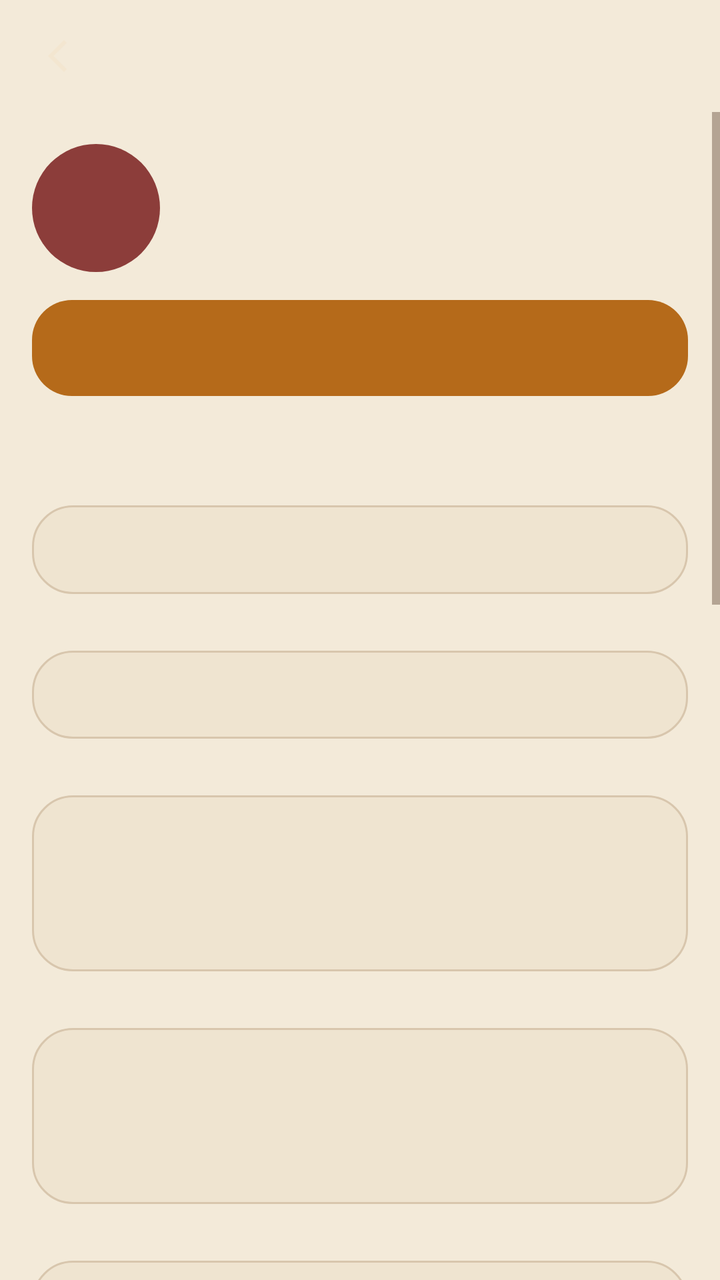
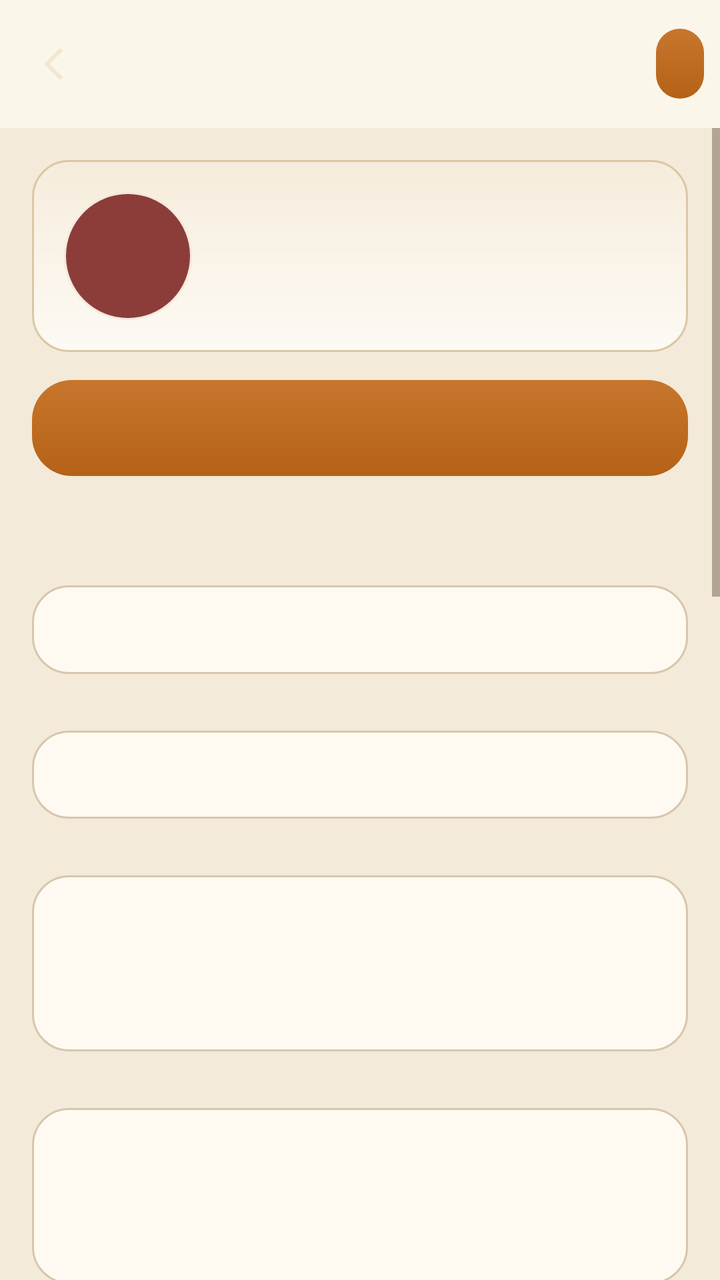

Two renders of the same Android screen: before a commit and after it. Below are the layout's source before the change and the commit's diff.
<!-- AndroidManifest.xml: application theme Theme.Tavern -->
<!-- res/layout/activity_character.xml -->
<?xml version="1.0" encoding="utf-8"?>
<LinearLayout xmlns:android="http://schemas.android.com/apk/res/android"
    android:layout_width="match_parent"
    android:layout_height="match_parent"
    android:background="@color/bg"
    android:orientation="vertical">

    <LinearLayout
        android:layout_width="match_parent"
        android:layout_height="56dp"
        android:gravity="center_vertical"
        android:orientation="horizontal"
        android:paddingHorizontal="8dp">

        <ImageButton
            android:id="@+id/btnBack"
            android:layout_width="44dp"
            android:layout_height="44dp"
            android:background="?attr/selectableItemBackgroundBorderless"
            android:contentDescription="back"
            android:src="@drawable/ic_back" />

        <TextView
            android:id="@+id/headerTitle"
            android:layout_width="0dp"
            android:layout_height="wrap_content"
            android:layout_weight="1"
            android:ellipsize="end"
            android:fontFamily="serif"
            android:maxLines="1"
            android:textColor="@color/candle"
            android:textSize="16sp" />

        <TextView
            android:id="@+id/btnSave"
            android:layout_width="wrap_content"
            android:layout_height="wrap_content"
            android:padding="12dp"
            android:textColor="@color/candle" />
    </LinearLayout>

    <ScrollView
        android:layout_width="match_parent"
        android:layout_height="0dp"
        android:layout_weight="1">

        <LinearLayout
            android:layout_width="match_parent"
            android:layout_height="wrap_content"
            android:orientation="vertical"
            android:padding="16dp">

            <LinearLayout
                android:layout_width="match_parent"
                android:layout_height="wrap_content"
                android:gravity="center_vertical"
                android:orientation="horizontal">

                <TextView
                    android:id="@+id/avatar"
                    android:layout_width="64dp"
                    android:layout_height="64dp"
                    android:background="@drawable/bg_avatar"
                    android:fontFamily="serif"
                    android:gravity="center"
                    android:textColor="@color/ink"
                    android:textSize="24sp" />

                <TextView
                    android:id="@+id/tapAvatar"
                    android:layout_width="wrap_content"
                    android:layout_height="wrap_content"
                    android:layout_marginStart="12dp"
                    android:textColor="@color/muted"
                    android:textSize="12sp" />
            </LinearLayout>

            <TextView
                android:id="@+id/btnPrivate"
                android:layout_width="match_parent"
                android:layout_height="48dp"
                android:layout_marginTop="14dp"
                android:background="@drawable/bg_chip_on"
                android:gravity="center"
                android:textColor="@color/on_candle"
                android:textSize="15sp" />

            <TextView
                android:id="@+id/privateHint"
                android:layout_width="match_parent"
                android:layout_height="wrap_content"
                android:layout_marginTop="6dp"
                android:textColor="@color/muted"
                android:textSize="12sp" />

            <TextView android:id="@+id/lName" android:layout_width="match_parent" android:layout_height="wrap_content" android:layout_marginTop="16dp" android:textColor="@color/muted" android:textSize="12sp" />
            <EditText android:id="@+id/etName" android:layout_width="match_parent" android:layout_height="wrap_content" android:background="@drawable/bg_input" android:minHeight="44dp" android:padding="12dp" android:textColor="@color/ink" android:textSize="15sp" />

            <TextView android:id="@+id/lTags" android:layout_width="match_parent" android:layout_height="wrap_content" android:layout_marginTop="12dp" android:textColor="@color/muted" android:textSize="12sp" />
            <EditText android:id="@+id/etTags" android:layout_width="match_parent" android:layout_height="wrap_content" android:background="@drawable/bg_input" android:minHeight="44dp" android:padding="12dp" android:textColor="@color/ink" android:textSize="14sp" />

            <TextView android:id="@+id/lDesc" android:layout_width="match_parent" android:layout_height="wrap_content" android:layout_marginTop="12dp" android:textColor="@color/muted" android:textSize="12sp" />
            <EditText android:id="@+id/etDesc" android:layout_width="match_parent" android:layout_height="wrap_content" android:background="@drawable/bg_input" android:gravity="top" android:inputType="textMultiLine" android:minHeight="88dp" android:padding="12dp" android:textColor="@color/ink" android:textSize="14sp" />

            <TextView android:id="@+id/lPersonality" android:layout_width="match_parent" android:layout_height="wrap_content" android:layout_marginTop="12dp" android:textColor="@color/muted" android:textSize="12sp" />
            <EditText android:id="@+id/etPersonality" android:layout_width="match_parent" android:layout_height="wrap_content" android:background="@drawable/bg_input" android:gravity="top" android:inputType="textMultiLine" android:minHeight="88dp" android:padding="12dp" android:textColor="@color/ink" android:textSize="14sp" />

            <TextView android:id="@+id/lScenario" android:layout_width="match_parent" android:layout_height="wrap_content" android:layout_marginTop="12dp" android:textColor="@color/muted" android:textSize="12sp" />
            <EditText android:id="@+id/etScenario" android:layout_width="match_parent" android:layout_height="wrap_content" android:background="@drawable/bg_input" android:gravity="top" android:inputType="textMultiLine" android:minHeight="72dp" android:padding="12dp" android:textColor="@color/ink" android:textSize="14sp" />

            <TextView android:id="@+id/lFirst" android:layout_width="match_parent" android:layout_height="wrap_content" android:layout_marginTop="12dp" android:textColor="@color/muted" android:textSize="12sp" />
            <EditText android:id="@+id/etFirst" android:layout_width="match_parent" android:layout_height="wrap_content" android:background="@drawable/bg_input" android:gravity="top" android:inputType="textMultiLine" android:minHeight="100dp" android:padding="12dp" android:textColor="@color/ink" android:textSize="14sp" />

            <TextView android:id="@+id/lAlt" android:layout_width="match_parent" android:layout_height="wrap_content" android:layout_marginTop="12dp" android:textColor="@color/muted" android:textSize="12sp" />
            <EditText android:id="@+id/etAlt" android:layout_width="match_parent" android:layout_height="wrap_content" android:background="@drawable/bg_input" android:gravity="top" android:inputType="textMultiLine" android:minHeight="72dp" android:padding="12dp" android:textColor="@color/ink" android:textSize="14sp" />

            <TextView android:id="@+id/lExamples" android:layout_width="match_parent" android:layout_height="wrap_content" android:layout_marginTop="12dp" android:textColor="@color/muted" android:textSize="12sp" />
            <EditText android:id="@+id/etExamples" android:layout_width="match_parent" android:layout_height="wrap_content" android:background="@drawable/bg_input" android:gravity="top" android:inputType="textMultiLine" android:minHeight="88dp" android:padding="12dp" android:textColor="@color/ink" android:textSize="14sp" />

            <TextView android:id="@+id/lSystem" android:layout_width="match_parent" android:layout_height="wrap_content" android:layout_marginTop="12dp" android:textColor="@color/muted" android:textSize="12sp" />
            <EditText android:id="@+id/etSystem" android:layout_width="match_parent" android:layout_height="wrap_content" android:background="@drawable/bg_input" android:gravity="top" android:inputType="textMultiLine" android:minHeight="72dp" android:padding="12dp" android:textColor="@color/ink" android:textSize="14sp" />

            <TextView android:id="@+id/lNotes" android:layout_width="match_parent" android:layout_height="wrap_content" android:layout_marginTop="12dp" android:textColor="@color/muted" android:textSize="12sp" />
            <EditText android:id="@+id/etNotes" android:layout_width="match_parent" android:layout_height="wrap_content" android:background="@drawable/bg_input" android:gravity="top" android:inputType="textMultiLine" android:minHeight="64dp" android:padding="12dp" android:textColor="@color/ink" android:textSize="14sp" />

            <TextView android:id="@+id/lWorld" android:layout_width="match_parent" android:layout_height="wrap_content" android:layout_marginTop="12dp" android:textColor="@color/muted" android:textSize="12sp" />
            <Spinner
                android:id="@+id/spWorld"
                android:layout_width="match_parent"
                android:layout_height="44dp"
                android:background="@drawable/bg_input"
                android:padding="8dp" />

            <TextView android:id="@+id/btnDup" android:layout_width="match_parent" android:layout_height="44dp" android:layout_marginTop="16dp" android:background="@drawable/bg_card" android:gravity="center" android:textColor="@color/ink" />
            <TextView android:id="@+id/btnDelete" android:layout_width="match_parent" android:layout_height="44dp" android:layout_marginTop="8dp" android:background="@drawable/bg_card" android:gravity="center" android:textColor="@color/wine" />
        </LinearLayout>
    </ScrollView>
</LinearLayout>
<!-- resources referenced by this layout -->
<resources>
  <color name="bg">#f3ead9</color>
  <color name="candle">#b56a1a</color>
  <color name="ink">#2a1d16</color>
  <color name="muted">#7a6554</color>
  <color name="on_candle">#f3ead9</color>
  <color name="wine">#8c3d3a</color>
  <!-- drawable bg_avatar (drawable) -->
  <?xml version="1.0" encoding="utf-8"?>
  <shape xmlns:android="http://schemas.android.com/apk/res/android" android:shape="oval">
      <solid android:color="@color/wine" />
  </shape>
  <!-- drawable bg_card (drawable) -->
  <?xml version="1.0" encoding="utf-8"?>
  <shape xmlns:android="http://schemas.android.com/apk/res/android">
      <solid android:color="@color/surface" />
      <corners android:radius="16dp" />
      <stroke android:width="1dp" android:color="@color/line" />
  </shape>
  <!-- drawable bg_chip_on (drawable) -->
  <?xml version="1.0" encoding="utf-8"?>
  <shape xmlns:android="http://schemas.android.com/apk/res/android">
      <solid android:color="@color/candle" />
      <corners android:radius="20dp" />
  </shape>
  <!-- drawable bg_input (drawable) -->
  <?xml version="1.0" encoding="utf-8"?>
  <shape xmlns:android="http://schemas.android.com/apk/res/android">
      <solid android:color="@color/raised" />
      <corners android:radius="20dp" />
      <stroke android:width="1dp" android:color="@color/line" />
  </shape>
  <!-- drawable ic_back (drawable) -->
  <?xml version="1.0" encoding="utf-8"?>
  <vector xmlns:android="http://schemas.android.com/apk/res/android" android:width="24dp" android:height="24dp" android:viewportWidth="24" android:viewportHeight="24">
      <path android:fillColor="#f3e6d0" android:pathData="M15.4,5.4L14,4l-8,8 8,8 1.4,-1.4L8.8,12z"/>
  </vector>
  <style name="Theme.Tavern" parent="Theme.Material3.DayNight.NoActionBar">
          <item name="colorPrimary">@color/candle</item>
          <item name="colorOnPrimary">@color/on_candle</item>
          <item name="colorPrimaryContainer">@color/raised</item>
          <item name="colorOnPrimaryContainer">@color/ink</item>
          <item name="colorSecondary">@color/wine</item>
          <item name="colorOnSecondary">@color/ink</item>
          <item name="colorSurface">@color/surface</item>
          <item name="colorOnSurface">@color/ink</item>
          <item name="android:statusBarColor">@color/bg</item>
          <item name="android:navigationBarColor">@color/surface</item>
          <item name="android:windowBackground">@color/bg</item>
          <item name="android:textColor">@color/ink</item>
          <item name="android:textColorPrimary">@color/ink</item>
          <item name="android:textColorSecondary">@color/muted</item>
          <item name="android:windowLightStatusBar">true</item>
          <item name="colorControlActivated">@color/candle</item>
          <item name="android:colorAccent">@color/candle</item>
      </style>
  <color name="surface">#fbf6ea</color>
  <color name="line">#d8c6ad</color>
  <color name="raised">#efe4d0</color>
</resources>

<!-- the commit's change to res/layout/activity_character.xml (unified diff, before → after) -->
@@ -7,15 +7,16 @@
 
     <LinearLayout
         android:layout_width="match_parent"
-        android:layout_height="56dp"
+        android:layout_height="64dp"
+        android:background="@color/surface"
         android:gravity="center_vertical"
         android:orientation="horizontal"
         android:paddingHorizontal="8dp">
 
         <ImageButton
             android:id="@+id/btnBack"
-            android:layout_width="44dp"
-            android:layout_height="44dp"
+            android:layout_width="40dp"
+            android:layout_height="40dp"
             android:background="?attr/selectableItemBackgroundBorderless"
             android:contentDescription="back"
             android:src="@drawable/ic_back" />
@@ -29,14 +30,16 @@
             android:fontFamily="serif"
             android:maxLines="1"
             android:textColor="@color/candle"
-            android:textSize="16sp" />
+            android:textSize="17sp" />
 
         <TextView
             android:id="@+id/btnSave"
             android:layout_width="wrap_content"
             android:layout_height="wrap_content"
-            android:padding="12dp"
-            android:textColor="@color/candle" />
+            android:background="@drawable/bg_chip_on"
+            android:paddingHorizontal="12dp"
+            android:paddingVertical="8dp"
+            android:textColor="@color/on_candle" />
     </LinearLayout>
 
     <ScrollView
@@ -53,8 +56,10 @@
             <LinearLayout
                 android:layout_width="match_parent"
                 android:layout_height="wrap_content"
+                android:background="@drawable/bg_card"
                 android:gravity="center_vertical"
-                android:orientation="horizontal">
+                android:orientation="horizontal"
+                android:padding="16dp">
 
                 <TextView
                     android:id="@+id/avatar"
<!-- resource entries referenced after the edit -->
@@ -9,27 +9,34 @@
   <!-- drawable bg_avatar (drawable) -->
   <?xml version="1.0" encoding="utf-8"?>
   <shape xmlns:android="http://schemas.android.com/apk/res/android" android:shape="oval">
-      <solid android:color="@color/wine" />
+      <solid android:color="#8c3d3a" />
+      <stroke android:width="1dp" android:color="#f3ead9" />
   </shape>
   <!-- drawable bg_card (drawable) -->
   <?xml version="1.0" encoding="utf-8"?>
   <shape xmlns:android="http://schemas.android.com/apk/res/android">
-      <solid android:color="@color/surface" />
-      <corners android:radius="16dp" />
-      <stroke android:width="1dp" android:color="@color/line" />
+      <gradient
+          android:angle="90"
+          android:endColor="#f6ecdc"
+          android:startColor="#fdfaf4" />
+      <corners android:radius="18dp" />
+      <stroke android:width="1dp" android:color="#dcc7a5" />
   </shape>
   <!-- drawable bg_chip_on (drawable) -->
   <?xml version="1.0" encoding="utf-8"?>
   <shape xmlns:android="http://schemas.android.com/apk/res/android">
-      <solid android:color="@color/candle" />
+      <gradient
+          android:angle="90"
+          android:endColor="#c7762d"
+          android:startColor="#b56217" />
       <corners android:radius="20dp" />
   </shape>
   <!-- drawable bg_input (drawable) -->
   <?xml version="1.0" encoding="utf-8"?>
   <shape xmlns:android="http://schemas.android.com/apk/res/android">
-      <solid android:color="@color/raised" />
-      <corners android:radius="20dp" />
-      <stroke android:width="1dp" android:color="@color/line" />
+      <solid android:color="#fffaf1" />
+      <corners android:radius="18dp" />
+      <stroke android:width="1dp" android:color="#d8c6ad" />
   </shape>
   <!-- drawable ic_back (drawable) -->
   <?xml version="1.0" encoding="utf-8"?>
@@ -56,7 +63,6 @@
           <item name="android:colorAccent">@color/candle</item>
       </style>
   <color name="surface">#fbf6ea</color>
-  <color name="line">#d8c6ad</color>
   <color name="raised">#efe4d0</color>
 </resources>
 
